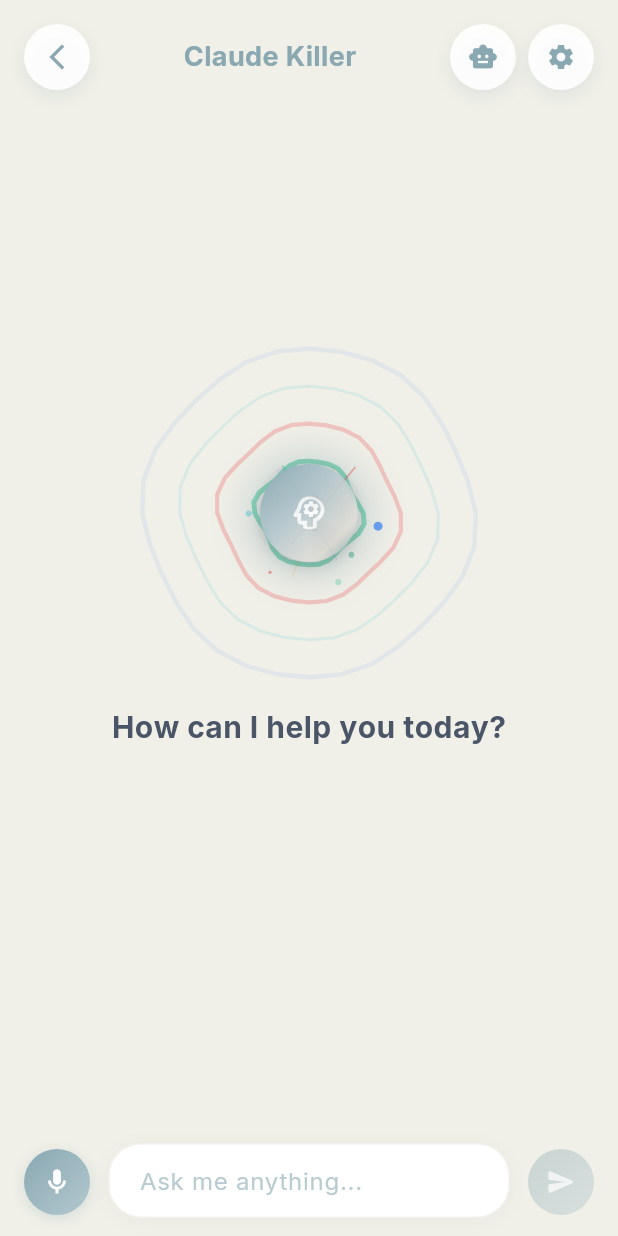
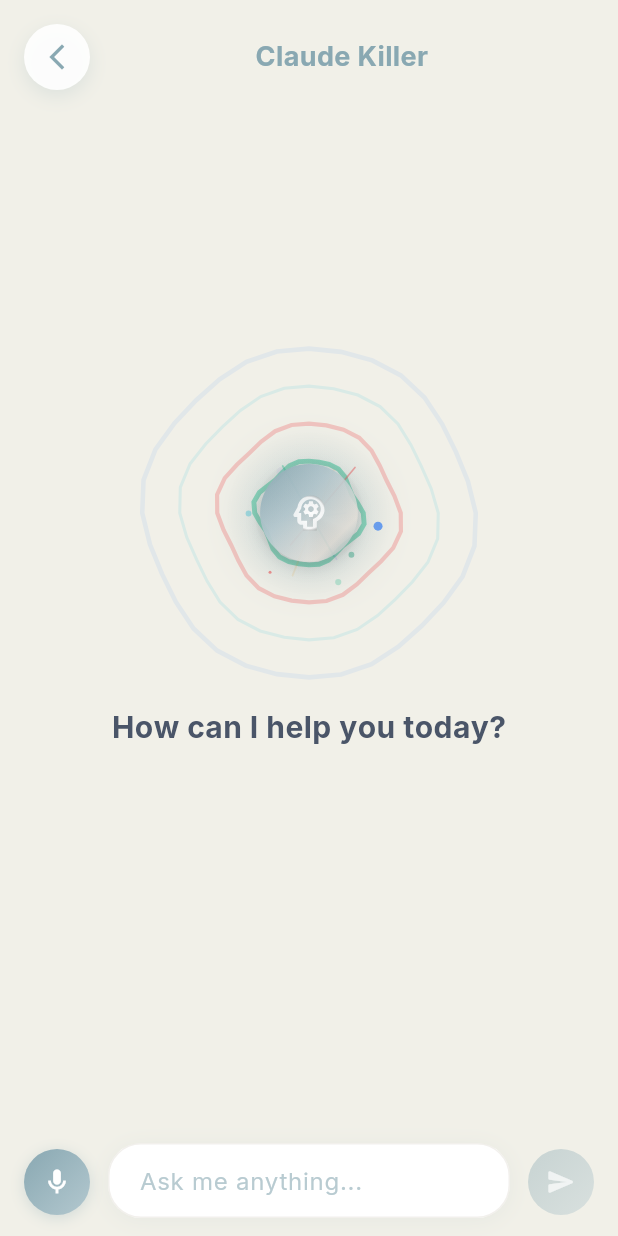
Before and after one commit to akramul47/claude_killer_ui, a Flutter app: the VoiceAssistantUI screen opened directly, after a tap on "Cancel", on a phone screen of 412 x 824 dp. Run offline on Flutter 3.47's test engine with Material 3 defaults, Android fonts, the phone set to English and light mode, and no system bars; our stand-ins replace google_fonts, shared_preferences, sqflite; accounts and stored records are empty.

Commit message:
fix history widget

```diff
--- a/lib/screens/voice_assistant_screen.dart
+++ b/lib/screens/voice_assistant_screen.dart
@@ -1,9 +1,7 @@
-import 'dart:math';
 import 'dart:ui';
 import 'package:flutter/material.dart';
 import 'package:flutter/services.dart';
 import 'package:google_fonts/google_fonts.dart';
-import '../widgets/floating_particle.dart';
 import '../widgets/real_conversation_display.dart';
 // import '../widgets/audio_visualization.dart'; // COMMENTED OUT - voice controls disabled
 // import '../widgets/control_panel.dart'; // COMMENTED OUT - voice controls disabled
@@ -12,10 +10,11 @@ import '../widgets/shared/shared_premium_avatar.dart';
 import '../widgets/smooth_one_time_streaming_text.dart';
 import '../services/chat_controller.dart';
 import '../constants/app_config.dart';
-import 'settings_screen.dart';
 
 class VoiceAssistantUI extends StatefulWidget {
-  const VoiceAssistantUI({super.key});
+  final ChatController? chatController;
+
+  const VoiceAssistantUI({super.key, this.chatController});
 
   @override
   State<VoiceAssistantUI> createState() => _VoiceAssistantUIState();
@@ -62,7 +61,7 @@ class _VoiceAssistantUIState extends State<VoiceAssistantUI>
     // );
 
     _scrollController = ScrollController();
-    _chatController = ChatController();
+    _chatController = widget.chatController ?? ChatController();
 
     // Start fade in animation
     WidgetsBinding.instance.addPostFrameCallback((_) {
@@ -91,6 +90,19 @@ class _VoiceAssistantUIState extends State<VoiceAssistantUI>
     // Listen to chat controller changes
     _chatController.addListener(_onChatControllerChanged);
 
+    // Update conversation title if messages are already loaded (existing conversation)
+    WidgetsBinding.instance.addPostFrameCallback((_) {
+      if (_chatController.hasMessages) {
+        if (_chatController.currentConversation != null) {
+          setState(() {
+            _conversationTitle = _chatController.currentConversation!.title;
+          });
+        } else {
+          _updateConversationTitle();
+        }
+      }
+    });
+
     // Check API key when entering chat mode
     WidgetsBinding.instance.addPostFrameCallback((_) {
       if (!AppConfig.useMockApi) {
@@ -104,7 +116,11 @@ class _VoiceAssistantUIState extends State<VoiceAssistantUI>
       setState(() {
         // Update conversation title when messages exist
         if (_chatController.hasMessages && _conversationTitle == 'Claude Killer') {
+          if (_chatController.currentConversation != null) {
+            _conversationTitle = _chatController.currentConversation!.title;
+          } else {
             _updateConversationTitle();
+          }
         }
       });
 
@@ -149,7 +165,12 @@ class _VoiceAssistantUIState extends State<VoiceAssistantUI>
     _scrollController.dispose();
     _textController.dispose();
     _chatController.removeListener(_onChatControllerChanged);
+
+    // Only dispose ChatController if it was created by this widget
+    if (widget.chatController == null) {
       _chatController.dispose();
+    }
+
     super.dispose();
   }
 
@@ -232,14 +253,6 @@ class _VoiceAssistantUIState extends State<VoiceAssistantUI>
         ),
       );
     }
-  }
-
-  void _showSettings() {
-    Navigator.of(context).push(
-      MaterialPageRoute(
-        builder: (context) => const SettingsScreen(),
-      ),
-    );
   }
 
   Widget _buildTextInputSection() {
@@ -504,77 +517,24 @@ class _VoiceAssistantUIState extends State<VoiceAssistantUI>
                             ),
 
                             const Spacer(),
-                            Text(
+                            Expanded(
+                              flex: 3, // Give even more space to the title now
+                              child: Container(
+                                padding: const EdgeInsets.symmetric(horizontal: 16),
+                                child: Text(
                                   _conversationTitle,
                                   style: GoogleFonts.inter(
                                     fontSize: 18,
                                     fontWeight: FontWeight.w700,
                                     color: const Color(0xFF89A8B2),
                                   ),
-                            ),
-                            const Spacer(),
-                            Row(
-                              mainAxisSize: MainAxisSize.min,
-                              children: [
-                                // Model switcher button
-                                GestureDetector(
-                                  onTap: () {
-                                    showDialog(
-                                      context: context,
-                                      builder: (context) => MultiModelApiDialog(
-                                        onApiKeysUpdated: () {
-                                          setState(() {}); // Refresh UI
-                                        },
-                                      ),
-                                    );
-                                  },
-                                  child: Container(
-                                    width: 44,
-                                    height: 44,
-                                    decoration: BoxDecoration(
-                                      shape: BoxShape.circle,
-                                      color: Colors.white.withOpacity(0.9),
-                                      boxShadow: [
-                                        BoxShadow(
-                                          color: const Color(0xFF89A8B2).withOpacity(0.2),
-                                          blurRadius: 10,
-                                          offset: const Offset(0, 4),
-                                        ),
-                                      ],
-                                    ),
-                                    child: const Icon(
-                                      Icons.smart_toy,
-                                      color: Color(0xFF89A8B2),
-                                      size: 20,
+                                  maxLines: 1,
+                                  overflow: TextOverflow.ellipsis,
+                                  textAlign: TextAlign.center,
                                 ),
                               ),
                             ),
-                                const SizedBox(width: 8),
-                                GestureDetector(
-                                  onTap: _showSettings,
-                                  child: Container(
-                                    width: 44,
-                                    height: 44,
-                                    decoration: BoxDecoration(
-                                      shape: BoxShape.circle,
-                                      color: Colors.white.withOpacity(0.9),
-                                      boxShadow: [
-                                        BoxShadow(
-                                          color: const Color(0xFF89A8B2).withOpacity(0.2),
-                                          blurRadius: 10,
-                                          offset: const Offset(0, 4),
-                                        ),
-                                      ],
-                                    ),
-                                    child: const Icon(
-                                      Icons.settings,
-                                      color: Color(0xFF89A8B2),
-                                      size: 20,
-                                    ),
-                                  ),
-                                ),
-                              ],
-                            ),
+                            const Spacer(),
                           ],
                         ),
                       ),
--- a/lib/services/chat_controller.dart
+++ b/lib/services/chat_controller.dart
@@ -10,6 +10,7 @@ class ChatController extends ChangeNotifier {
   final DatabaseService _databaseService = DatabaseService();
 
   String? _currentConversationId;
+  Conversation? _currentConversation;
   final List<ChatMessage> _messages = [];
   bool _isLoading = false;
   String? _error;
@@ -27,6 +28,7 @@ class ChatController extends ChangeNotifier {
   bool get hasMessages => _messages.isNotEmpty;
   bool get isStreaming => _isStreaming;
   String? get currentConversationId => _currentConversationId;
+  Conversation? get currentConversation => _currentConversation;
   ApiModel get currentApiModel => ApiFactory.getCurrentModel();
   ApiService get currentApiService => ApiFactory.getCurrentService();
 
@@ -59,6 +61,9 @@ class ChatController extends ChangeNotifier {
 
   Future<void> startNewConversation() async {
     try {
+      // Clear the current conversation since we're starting a new one
+      _currentConversation = null;
+
       // Generate a title based on the first message or use a default
       final title = _messages.isNotEmpty
           ? _generateConversationTitle(_messages.first.text)
@@ -89,6 +94,7 @@ class ChatController extends ChangeNotifier {
       final conversation = await _databaseService.getConversation(conversationId);
       if (conversation != null) {
         _currentConversationId = conversationId;
+        _currentConversation = conversation;
         _messages.clear();
         _messages.addAll(conversation.messages);
         notifyListeners();
@@ -425,6 +431,7 @@ class ChatController extends ChangeNotifier {
 
   void clearCurrentConversation() {
     _currentConversationId = null;
+    _currentConversation = null;
     _messages.clear();
     _setError(null);
     notifyListeners();
--- a/lib/widgets/common/sophisticated_header.dart
+++ b/lib/widgets/common/sophisticated_header.dart
@@ -2,6 +2,7 @@ import 'package:flutter/material.dart';
 import 'package:google_fonts/google_fonts.dart';
 import '../../core/theme.dart';
 import '../../services/greeting_service.dart';
+import '../../screens/settings_screen.dart';
 
 class SophisticatedHeader extends StatelessWidget {
   final AnimationController fadeController;
@@ -81,7 +82,43 @@ class ProfileSection extends StatelessWidget {
     return AnimatedBuilder(
       animation: pulseController,
       builder: (context, child) {
-        return Container(
+        return Row(
+          mainAxisSize: MainAxisSize.min,
+          children: [
+            // Settings button
+            GestureDetector(
+              onTap: () {
+                Navigator.of(context).push(
+                  MaterialPageRoute(
+                    builder: (context) => const SettingsScreen(),
+                  ),
+                );
+              },
+              child: Container(
+                width: 48,
+                height: 48,
+                margin: const EdgeInsets.only(right: 12),
+                decoration: BoxDecoration(
+                  shape: BoxShape.circle,
+                  color: Colors.white.withOpacity(0.9),
+                  boxShadow: [
+                    BoxShadow(
+                      color: AppColors.darkBlue.withOpacity(0.15),
+                      blurRadius: 12,
+                      offset: const Offset(0, 4),
+                    ),
+                  ],
+                ),
+                child: Icon(
+                  Icons.settings,
+                  color: AppColors.darkBlue,
+                  size: 24,
+                ),
+              ),
+            ),
+
+            // Profile avatar
+            Container(
               width: 64,
               height: 64,
               decoration: BoxDecoration(
@@ -129,6 +166,8 @@ class ProfileSection extends StatelessWidget {
                   ),
                 ],
               ),
+            ),
+          ],
         );
       },
     );
```
Also changed, not shown: lib/screens/conversation_history_screen.dart (+15 -3 lines), lib/screens/settings_screen.dart (+27 -1 lines). Lines whose indentation alone changed are shown as unchanged.
